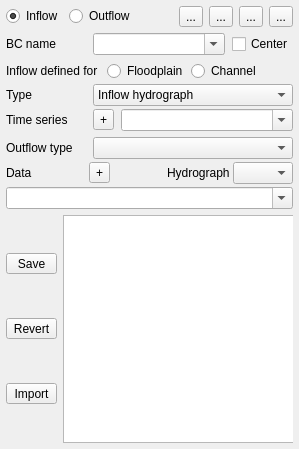
Old version of the form flo2d/ui/bc_editor.ui in the repository FLO-2DSoftware/qgis-flo-2d-plugin.
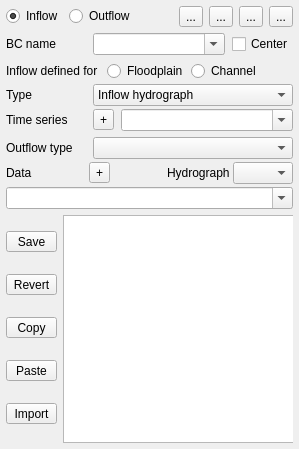
New version of the form. Icons and pictures are not drawn.

Patch:
```diff
--- a/flo2d/ui/bc_editor.ui
+++ b/flo2d/ui/bc_editor.ui
@@ -577,6 +577,32 @@
           </property>
          </widget>
         </item>
+        <item>
+         <widget class="QToolButton" name="copy_btn">
+          <property name="maximumSize">
+           <size>
+            <width>60</width>
+            <height>16777215</height>
+           </size>
+          </property>
+          <property name="text">
+           <string>Copy</string>
+          </property>
+         </widget>
+        </item>
+        <item>
+         <widget class="QToolButton" name="paste_btn">
+          <property name="maximumSize">
+           <size>
+            <width>60</width>
+            <height>16777215</height>
+           </size>
+          </property>
+          <property name="text">
+           <string>Paste</string>
+          </property>
+         </widget>
+        </item>
         <item>
          <widget class="QToolButton" name="import_data_btn">
           <property name="maximumSize">
```
